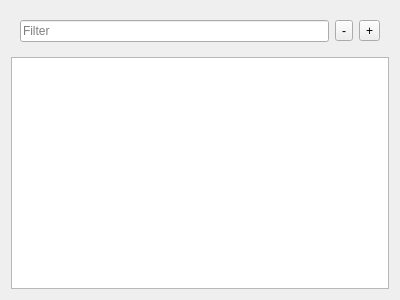
Before: the Qt Designer form src/plume/plugins/writepropertiesdock/properties_dock.ui in jacquetc/skribisto, drawn with Qt 5.
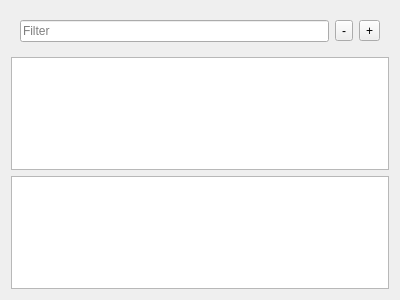
After: the same form once the commit is applied.

Commit message: add Misc setting page and dev mode ; add QUndoCommands everywhere ; add tables 'tbl_sheet_system_property' and 'tbl_note_system_property' to db

```diff
--- a/src/plume/plugins/writepropertiesdock/properties_dock.ui
+++ b/src/plume/plugins/writepropertiesdock/properties_dock.ui
@@ -41,6 +41,46 @@
      </layout>
     </widget>
    </item>
+   <item>
+    <widget class="QTableView" name="systemTableView">
+     <property name="showDropIndicator" stdset="0">
+      <bool>false</bool>
+     </property>
+     <property name="dragDropOverwriteMode">
+      <bool>false</bool>
+     </property>
+     <property name="alternatingRowColors">
+      <bool>true</bool>
+     </property>
+     <property name="sortingEnabled">
+      <bool>true</bool>
+     </property>
+     <attribute name="horizontalHeaderCascadingSectionResizes">
+      <bool>true</bool>
+     </attribute>
+     <attribute name="horizontalHeaderDefaultSectionSize">
+      <number>70</number>
+     </attribute>
+     <attribute name="horizontalHeaderHighlightSections">
+      <bool>false</bool>
+     </attribute>
+     <attribute name="horizontalHeaderMinimumSectionSize">
+      <number>50</number>
+     </attribute>
+     <attribute name="horizontalHeaderStretchLastSection">
+      <bool>true</bool>
+     </attribute>
+     <attribute name="verticalHeaderVisible">
+      <bool>false</bool>
+     </attribute>
+     <attribute name="verticalHeaderDefaultSectionSize">
+      <number>20</number>
+     </attribute>
+     <attribute name="verticalHeaderMinimumSectionSize">
+      <number>20</number>
+     </attribute>
+    </widget>
+   </item>
    <item>
     <widget class="QTableView" name="tableView">
      <property name="showDropIndicator" stdset="0">
```
Left out of the diff: 4 changed lines with no effect on the pictures. The commit also changes 37 other files.
